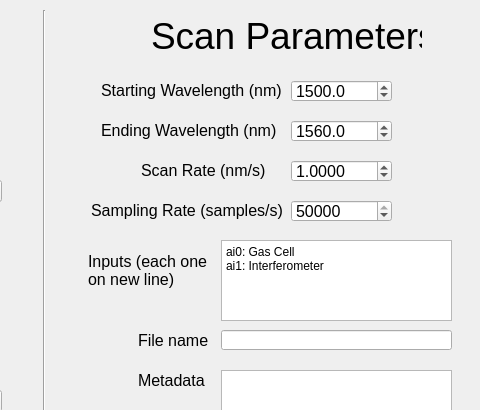
First picture: the form in ScanUI.ui, repository cphenicie/laserdaq_chris, before the edit; both pictures show x 629 to 1109 and y 0 to 410 of the 1109 by 703 pixel window.
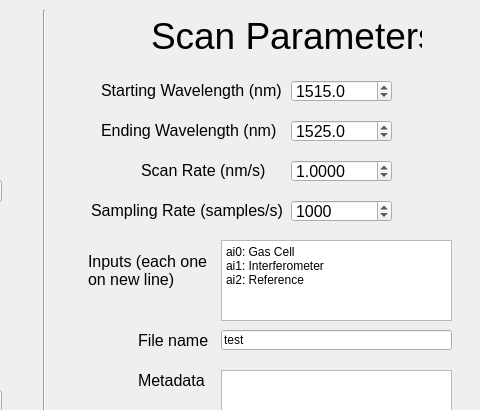
Second picture: the form after the edit.

Commit message: First working ScanController.py with progressive plotting

```diff
--- a/ScanUI.ui
+++ b/ScanUI.ui
@@ -68,7 +68,7 @@
      <double>1570.000000000000000</double>
     </property>
     <property name="value">
-     <double>1500.000000000000000</double>
+     <double>1515.000000000000000</double>
     </property>
    </widget>
    <widget class="QLabel" name="label">
@@ -131,7 +131,7 @@
      <double>1570.000000000000000</double>
     </property>
     <property name="value">
-     <double>1560.000000000000000</double>
+     <double>1525.000000000000000</double>
     </property>
    </widget>
    <widget class="QLabel" name="label_3">
@@ -245,7 +245,7 @@
      <double>1000.000000000000000</double>
     </property>
     <property name="value">
-     <double>50000.000000000000000</double>
+     <double>1000.000000000000000</double>
     </property>
    </widget>
    <widget class="QLineEdit" name="fileNameLineEdit">
@@ -257,6 +257,9 @@
       <height>20</height>
      </rect>
     </property>
+    <property name="text">
+     <string>test</string>
+    </property>
    </widget>
    <widget class="QLabel" name="label_6">
     <property name="geometry">
@@ -364,7 +367,8 @@
     </property>
     <property name="plainText">
      <string>ai0: Gas Cell
-ai1: Interferometer</string>
+ai1: Interferometer
+ai2: Reference</string>
     </property>
    </widget>
    <widget class="QComboBox" name="graphChoices2">
```
The commit also changes 12 other files.
